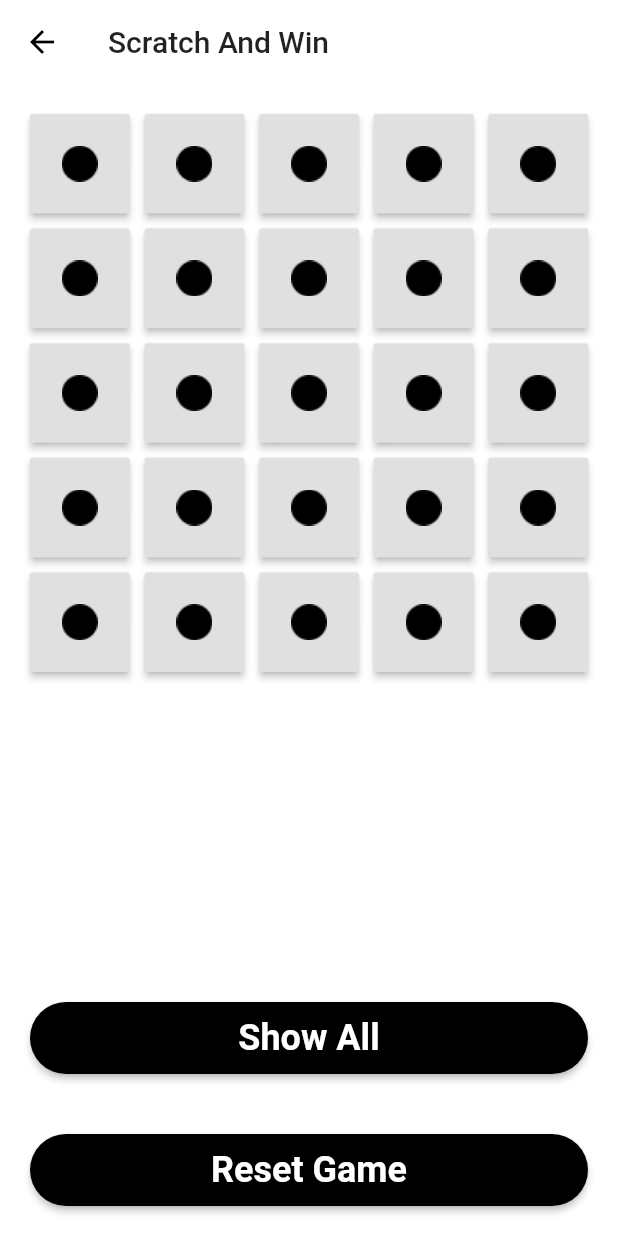
After one commit to viztushar/flutter-courses-learncodeonline, a Flutter app: the screen it shows after launch, after a tap on "Scratch And Win", on a phone screen of 412 x 824 dp. The commit adds this screen. Run offline on Flutter 3.47's test engine with Material 2 defaults, Android fonts, the phone set to English and light mode, and no system bars.

Commit message:
Scratch and win game added

```diff
--- a/lib/main.dart
+++ b/lib/main.dart
@@ -4,6 +4,7 @@
 import 'SpanishNumberApp/main.dart' as SpanishNumberApp;
 import 'dice_roller/main.dart' as diceRoller;
 import 'tictactoe/main.dart' as tictactoe;
+import 'scratchandwin/main.dart' as saw;
 
 void main() => runApp(MyApp());
 
@@ -108,6 +109,22 @@
               shape: RoundedRectangleBorder(
                   borderRadius: BorderRadius.circular(30.0)),
             ),
+            RaisedButton(
+              color: Color(0xFF212121),
+              child: Text("Scratch And Win", style: TextStyle(
+                color: Colors.white
+              ),),
+              onPressed: () {
+                Navigator.push(
+                  context,
+                  MaterialPageRoute(
+                    builder: (context) => saw.MyScratchAndWin(),
+                  ),
+                  );
+              },
+              shape: RoundedRectangleBorder(
+                  borderRadius: BorderRadius.circular(30.0)),
+            ),
           ],
         ),
       ),
--- /dev/null
+++ b/lib/scratchandwin/main.dart
@@ -0,0 +1,153 @@
+import 'package:flutter/material.dart';
+import 'dart:math';
+
+class MyScratchAndWin extends StatefulWidget {
+  @override
+  _MyScratchAndWinState createState() => _MyScratchAndWinState();
+}
+
+class _MyScratchAndWinState extends State<MyScratchAndWin> {
+  AssetImage lucky = AssetImage("images/scratchandwin_rupee.png");
+  AssetImage circle = AssetImage("images/scratchandwin_circle.png");
+  AssetImage unlucky = AssetImage("images/scratchandwin_sadFace.png");
+
+  List<String> itemArray;
+  var luckyNumber;
+
+  @override
+  void initState() {
+    super.initState();
+    itemArray = List<String>.generate(25, (index) => "empty");
+    genrateRandomNumber();
+  }
+
+  genrateRandomNumber() {
+    int rnd = Random().nextInt(25);
+    setState(() {
+      luckyNumber = rnd;
+    });
+  }
+
+  AssetImage getImage(int index) {
+    String currentState = itemArray[index];
+    switch (currentState) {
+      case "lucky":
+        return lucky;
+        break;
+      case "unlucky":
+        return unlucky;
+        break;
+
+      default:
+        return circle;
+    }
+  }
+
+  playGame(int index) {
+    if (luckyNumber == index) {
+      setState(() {
+        itemArray[index] = "lucky";
+      });
+    } else {
+      setState(() {
+        itemArray[index] = "unlucky";
+      });
+    }
+  }
+
+  showAll() {
+    setState(() {
+      itemArray = List<String>.filled(25, "unlucky");
+      itemArray[luckyNumber] = "lucky";
+    });
+  }
+
+  resetGame() {
+    setState(() {
+      itemArray = List<String>.filled(25, "empty");
+    });
+    genrateRandomNumber();
+  }
+
+  @override
+  Widget build(BuildContext context) {
+    return Scaffold(
+      appBar: AppBar(
+        title: Text("Scratch And Win"),
+        elevation: 0.0,
+        backgroundColor: Colors.white,
+      ),
+      backgroundColor: Colors.white,
+      body: Column(
+        crossAxisAlignment: CrossAxisAlignment.stretch,
+        mainAxisAlignment: MainAxisAlignment.start,
+        children: <Widget>[
+          Expanded(
+            child: GridView.builder(
+              padding: EdgeInsets.all(20.0),
+              gridDelegate: SliverGridDelegateWithFixedCrossAxisCount(
+                crossAxisCount: 5,
+                childAspectRatio: 1.0,
+                crossAxisSpacing: 10.0,
+                mainAxisSpacing: 10.0,
+              ),
+              itemCount: this.itemArray.length,
+              itemBuilder: (context, i) => SizedBox(
+                    width: 100.0,
+                    height: 100.0,
+                    child: RaisedButton(
+                      onPressed: () {
+                        this.playGame(i);
+                      },
+                      child: Image(image: this.getImage(i)),
+                    ),
+                  ),
+            ),
+          ),
+          Container(
+            margin: EdgeInsets.all(20.0),
+            child: RaisedButton(
+              color: Colors.black,
+              child: Text(
+                "Show All",
+                style: TextStyle(
+                  color: Colors.white,
+                  fontWeight: FontWeight.bold,
+                  fontSize: 24.0,
+                ),
+              ),
+              shape: RoundedRectangleBorder(
+                borderRadius: BorderRadius.circular(30.0),
+              ),
+              padding: EdgeInsets.all(10.0),
+              onPressed: () {
+                this.showAll();
+              },
+            ),
+          ),
+          Container(
+            margin: EdgeInsets.all(20.0),
+            child: RaisedButton(
+              color: Colors.black,
+              child: Text(
+                "Reset Game",
+                style: TextStyle(
+                  color: Colors.white,
+                  fontWeight: FontWeight.bold,
+                  fontSize: 24.0,
+                ),
+              ),
+              shape: RoundedRectangleBorder(
+                borderRadius: BorderRadius.circular(30.0),
+              ),
+              padding: EdgeInsets.all(10.0),
+              onPressed: () {
+                this.resetGame();
+              },
+            ),
+          ),
+        ],
+      ),
+    );
+  }
+}
--- a/pubspec.yaml
+++ b/pubspec.yaml
@@ -51,6 +51,10 @@
     - images/tictactoe_circle.png
     - images/tictactoe_cross.png
     - images/tictactoe_edit.png
+
+    - images/scratchandwin_circle.png
+    - images/scratchandwin_rupee.png
+    - images/scratchandwin_sadFace.png
   # An image asset can refer to one or more resolution-specific "variants", see
   # https://flutter.dev/assets-and-images/#resolution-aware.
 
```
Also changed, not shown: images/scratchandwin_circle.png (added), images/scratchandwin_rupee.png (added), images/scratchandwin_sadFace.png (added).
